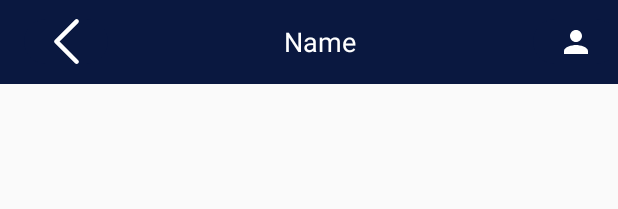
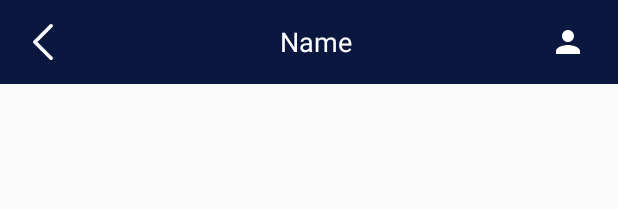
Before and after one commit to MugheesButt/MUSHer, an Android app: the layout activity_chat.xml on its own in the app's theme, with its tools: preview values and no code run, on a phone screen of 412 x 824 dp. Shown: the top 209 px of the screen. Run offline under Robolectric (Android 15) with nearby library versions, the phone set to English and light mode, and no system bars.

Commit message:
Updated views

```diff
--- a/app/src/main/res/drawable/ic_back.xml
+++ b/app/src/main/res/drawable/ic_back.xml
@@ -1,4 +1,4 @@
-<vector android:height="30dp" android:viewportHeight="240.823"
-    android:viewportWidth="240.823" android:width="30dp" xmlns:android="http://schemas.android.com/apk/res/android">
+<vector android:height="24dp" android:viewportHeight="240.823"
+    android:viewportWidth="240.823" android:width="24dp" xmlns:android="http://schemas.android.com/apk/res/android">
     <path android:fillColor="#FFFFFF" android:pathData="M57.633,129.007L165.93,237.268c4.752,4.74 12.451,4.74 17.215,0c4.752,-4.74 4.752,-12.439 0,-17.179l-99.707,-99.671l99.695,-99.671c4.752,-4.74 4.752,-12.439 0,-17.191c-4.752,-4.74 -12.463,-4.74 -17.215,0L57.621,111.816C52.942,116.507 52.942,124.327 57.633,129.007z"/>
 </vector>
--- a/app/src/main/res/layout/activity_chat.xml
+++ b/app/src/main/res/layout/activity_chat.xml
@@ -1,5 +1,6 @@
 <?xml version="1.0" encoding="utf-8"?>
-<LinearLayout xmlns:android="http://schemas.android.com/apk/res/android"
+<LinearLayout
+    xmlns:android="http://schemas.android.com/apk/res/android"
     xmlns:app="http://schemas.android.com/apk/res-auto"
     android:orientation="vertical"
     android:layout_width="match_parent"
@@ -12,12 +13,14 @@
         android:background="#0a1840"
         android:minHeight="?attr/actionBarSize"
         android:theme="?attr/actionBarTheme"
+
         >
 
         <LinearLayout
             android:layout_width="match_parent"
             android:layout_height="match_parent"
             android:orientation="horizontal"
+            android:layout_marginRight="5dp"
             android:weightSum="14"
             >
 
@@ -32,6 +35,7 @@
                     android:layout_width="match_parent"
                     android:layout_height="match_parent"
                     android:src="@drawable/ic_back"
+                    android:layout_marginRight="30dp"
                     android:background="@drawable/round_corners"
                     >
 
```
Also changed, not shown: app/src/main/java/com/mugheesnadeem/i160029_i160068/MainActivity.java (+2 -5 lines).
